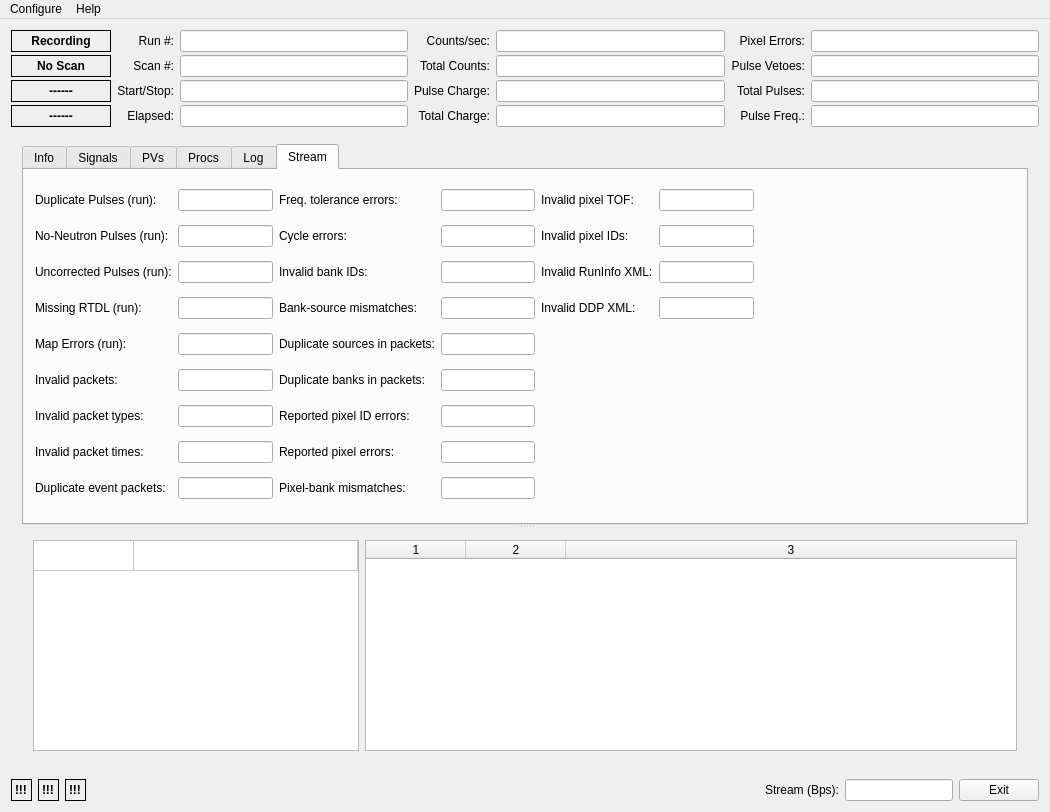
Above: dasmon/client/MainWindow.ui from ADARA-Neutrons/adara before the change. Below: the same form after it.
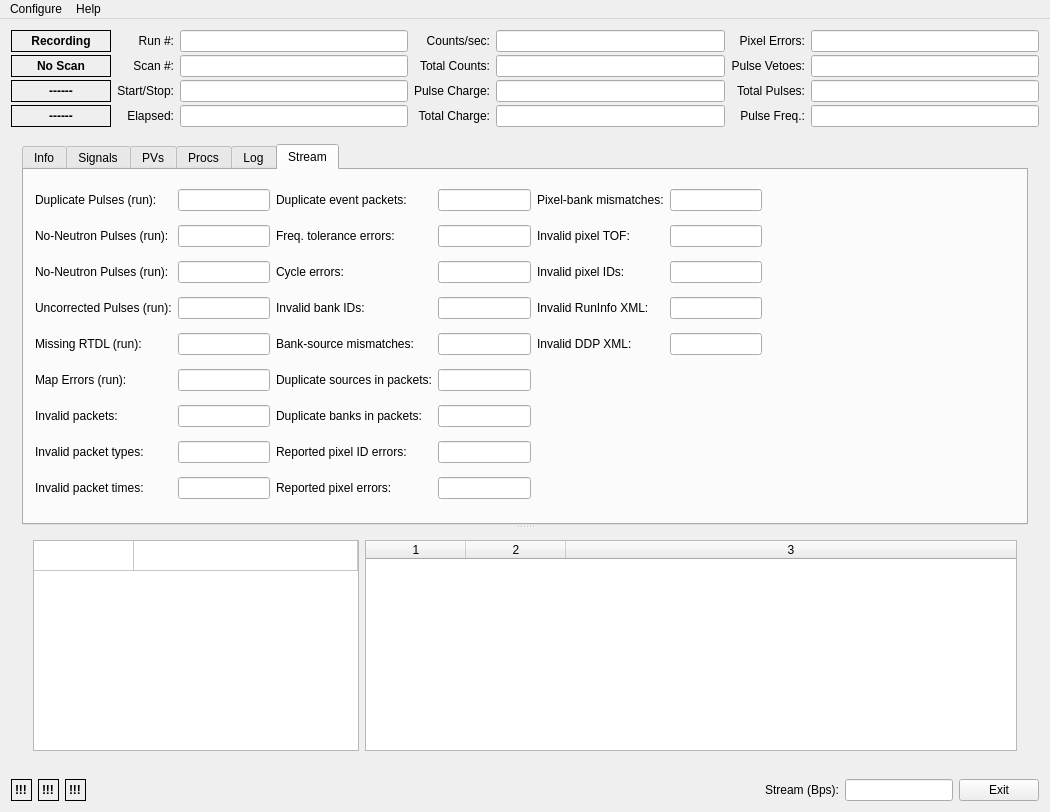
That is the form after the change.

Commit message: Update Dasmon Client "NO_NEUTRONS" Handling 	- split pulse flag handling into 2 separate flags: 		-> "GOT_METADATA" and "GOT_NEUTRONS" 	- renamed/added/reorganized GUI labels/display: 		-> renamed QEdit "noNeutronsEdit" --> "gotMetadataEdit" 		-> added QEdit "gotNeutronsEdit" 			=> added "label_51"... 		-> re-sorted rows/columns of stream/run stats... 	- I hope it works...! ;-D

Patch:
```diff
--- a/dasmon/client/MainWindow.ui
+++ b/dasmon/client/MainWindow.ui
@@ -802,20 +802,34 @@
                </widget>
               </item>
               <item row="2" column="0">
+               <widget class="QLabel" name="label_51">
+                <property name="text">
+                 <string>No-Neutron Pulses (run):</string>
+                </property>
+               </widget>
+              </item>
+              <item row="2" column="1">
+               <widget class="QLineEdit" name="gotNeutronsEdit">
+                <property name="readOnly">
+                 <bool>true</bool>
+                </property>
+               </widget>
+              </item>
+              <item row="3" column="0">
                <widget class="QLabel" name="label_48">
                 <property name="text">
                  <string>Uncorrected Pulses (run):</string>
                 </property>
                </widget>
               </item>
-              <item row="2" column="1">
+              <item row="3" column="1">
                <widget class="QLineEdit" name="pulsePchgUncorLabel">
                 <property name="readOnly">
                  <bool>true</bool>
                 </property>
                </widget>
               </item>
-              <item row="3" column="0">
+              <item row="4" column="0">
                <widget class="QLabel" name="label_16">
                 <property name="text">
                  <string>Missing RTDL (run):</string>
@@ -825,7 +839,7 @@
                 </property>
                </widget>
               </item>
-              <item row="3" column="1">
+              <item row="4" column="1">
                <widget class="QLineEdit" name="missRTDLLabel">
                 <property name="sizePolicy">
                  <sizepolicy hsizetype="Expanding" vsizetype="Fixed">
@@ -838,7 +852,7 @@
                 </property>
                </widget>
               </item>
-              <item row="4" column="0">
+              <item row="5" column="0">
                <widget class="QLabel" name="label_15">
                 <property name="text">
                  <string>Map Errors (run):</string>
@@ -848,7 +862,7 @@
                 </property>
                </widget>
               </item>
-              <item row="4" column="1">
+              <item row="5" column="1">
                <widget class="QLineEdit" name="mapErrorLabel">
                 <property name="sizePolicy">
                  <sizepolicy hsizetype="Expanding" vsizetype="Fixed">
@@ -861,238 +875,238 @@
                 </property>
                </widget>
               </item>
-              <item row="5" column="0">
+              <item row="6" column="0">
                <widget class="QLabel" name="label_20">
                 <property name="text">
                  <string>Invalid packets:</string>
                 </property>
                </widget>
               </item>
-              <item row="5" column="1">
+              <item row="6" column="1">
                <widget class="QLineEdit" name="invPktEdit">
                 <property name="readOnly">
                  <bool>true</bool>
                 </property>
                </widget>
               </item>
-              <item row="6" column="0">
+              <item row="7" column="0">
                <widget class="QLabel" name="label_22">
                 <property name="text">
                  <string>Invalid packet types:</string>
                 </property>
                </widget>
               </item>
-              <item row="6" column="1">
+              <item row="7" column="1">
                <widget class="QLineEdit" name="invPktTypeEdit">
                 <property name="readOnly">
                  <bool>true</bool>
                 </property>
                </widget>
               </item>
-              <item row="7" column="0">
+              <item row="8" column="0">
                <widget class="QLabel" name="label_33">
                 <property name="text">
                  <string>Invalid packet times:</string>
                 </property>
                </widget>
               </item>
-              <item row="7" column="1">
+              <item row="8" column="1">
                <widget class="QLineEdit" name="invPktTimeEdit">
                 <property name="readOnly">
                  <bool>true</bool>
                 </property>
                </widget>
               </item>
-              <item row="8" column="0">
+              <item row="0" column="2">
                <widget class="QLabel" name="label_34">
                 <property name="text">
                  <string>Duplicate event packets:</string>
                 </property>
                </widget>
               </item>
-              <item row="8" column="1">
+              <item row="0" column="3">
                <widget class="QLineEdit" name="dupEventPktEdit">
                 <property name="readOnly">
                  <bool>true</bool>
                 </property>
                </widget>
               </item>
-              <item row="0" column="2">
+              <item row="1" column="2">
                <widget class="QLabel" name="label_47">
                 <property name="text">
                  <string>Freq. tolerance errors:</string>
                 </property>
                </widget>
               </item>
-              <item row="0" column="3">
+              <item row="1" column="3">
                <widget class="QLineEdit" name="freqTolEdit">
                 <property name="readOnly">
                  <bool>true</bool>
                 </property>
                </widget>
               </item>
-              <item row="1" column="2">
+              <item row="2" column="2">
                <widget class="QLabel" name="label_35">
                 <property name="text">
                  <string>Cycle errors:</string>
                 </property>
                </widget>
               </item>
-              <item row="1" column="3">
+              <item row="2" column="3">
                <widget class="QLineEdit" name="cycleErrEdit">
                 <property name="readOnly">
                  <bool>true</bool>
                 </property>
                </widget>
               </item>
-              <item row="2" column="2">
+              <item row="3" column="2">
                <widget class="QLabel" name="label_36">
                 <property name="text">
                  <string>Invalid bank IDs:</string>
                 </property>
                </widget>
               </item>
-              <item row="2" column="3">
+              <item row="3" column="3">
                <widget class="QLineEdit" name="invBankEdit">
                 <property name="readOnly">
                  <bool>true</bool>
                 </property>
                </widget>
               </item>
-              <item row="3" column="2">
+              <item row="4" column="2">
                <widget class="QLabel" name="label_37">
                 <property name="text">
                  <string>Bank-source mismatches:</string>
                 </property>
                </widget>
               </item>
-              <item row="3" column="3">
+              <item row="4" column="3">
                <widget class="QLineEdit" name="bankSrcMisEdit">
                 <property name="readOnly">
                  <bool>true</bool>
                 </property>
                </widget>
               </item>
-              <item row="4" column="2">
+              <item row="5" column="2">
                <widget class="QLabel" name="label_38">
                 <property name="text">
                  <string>Duplicate sources in packets:</string>
                 </property>
                </widget>
               </item>
-              <item row="4" column="3">
+              <item row="5" column="3">
                <widget class="QLineEdit" name="dupSrcEdit">
                 <property name="readOnly">
                  <bool>true</bool>
                 </property>
                </widget>
               </item>
-              <item row="5" column="2">
+              <item row="6" column="2">
                <widget class="QLabel" name="label_39">
                 <property name="text">
                  <string>Duplicate banks in packets:</string>
                 </property>
                </widget>
               </item>
-              <item row="5" column="3">
+              <item row="6" column="3">
                <widget class="QLineEdit" name="dupBankEdit">
                 <property name="readOnly">
                  <bool>true</bool>
                 </property>
                </widget>
               </item>
-              <item row="6" column="2">
+              <item row="7" column="2">
                <widget class="QLabel" name="label_40">
                 <property name="text">
                  <string>Reported pixel ID errors:</string>
                 </property>
                </widget>
               </item>
-              <item row="6" column="3">
+              <item row="7" column="3">
                <widget class="QLineEdit" name="repPixMapEdit">
                 <property name="readOnly">
                  <bool>true</bool>
                 </property>
                </widget>
               </item>
-              <item row="7" column="2">
+              <item row="8" column="2">
                <widget class="QLabel" name="label_41">
                 <property name="text">
                  <string>Reported pixel errors:</string>
                 </property>
                </widget>
               </item>
-              <item row="7" column="3">
+              <item row="8" column="3">
                <widget class="QLineEdit" name="repPixErrEdit">
                 <property name="readOnly">
                  <bool>true</bool>
                 </property>
                </widget>
               </item>
-              <item row="8" column="2">
+              <item row="0" column="4">
                <widget class="QLabel" name="label_42">
                 <property name="text">
                  <string>Pixel-bank mismatches:</string>
                 </property>
                </widget>
               </item>
-              <item row="8" column="3">
+              <item row="0" column="5">
                <widget class="QLineEdit" name="pixBankMisEdit">
                 <property name="readOnly">
                  <bool>true</bool>
                 </property>
                </widget>
               </item>
-              <item row="0" column="4">
+              <item row="1" column="4">
                <widget class="QLabel" name="label_43">
                 <property name="text">
                  <string>Invalid pixel TOF:</string>
                 </property>
                </widget>
               </item>
-              <item row="0" column="5">
+              <item row="1" column="5">
                <widget class="QLineEdit" name="invTofEdit">
                 <property name="readOnly">
                  <bool>true</bool>
                 </property>
                </widget>
               </item>
-              <item row="1" column="4">
+              <item row="2" column="4">
                <widget class="QLabel" name="label_44">
                 <property name="text">
                  <string>Invalid pixel IDs:</string>
                 </property>
                </widget>
               </item>
-              <item row="1" column="5">
+              <item row="2" column="5">
                <widget class="QLineEdit" name="invPixEdit">
                 <property name="readOnly">
                  <bool>true</bool>
                 </property>
                </widget>
               </item>
-              <item row="2" column="4">
+              <item row="3" column="4">
                <widget class="QLabel" name="label_45">
                 <property name="text">
                  <string>Invalid RunInfo XML:</string>
                 </property>
                </widget>
               </item>
-              <item row="2" column="5">
+              <item row="3" column="5">
                <widget class="QLineEdit" name="invRunXMLEdit">
                 <property name="readOnly">
                  <bool>true</bool>
                 </property>
                </widget>
               </item>
-              <item row="3" column="4">
+              <item row="4" column="4">
                <widget class="QLabel" name="label_46">
                 <property name="text">
                  <string>Invalid DDP XML:</string>
                 </property>
                </widget>
               </item>
-              <item row="3" column="5">
+              <item row="4" column="5">
                <widget class="QLineEdit" name="invDDPXMLEdit">
                 <property name="readOnly">
                  <bool>true</bool>
```
Left out of the diff: 2 changed lines with no effect on the pictures. The commit also changes 1 other file.
